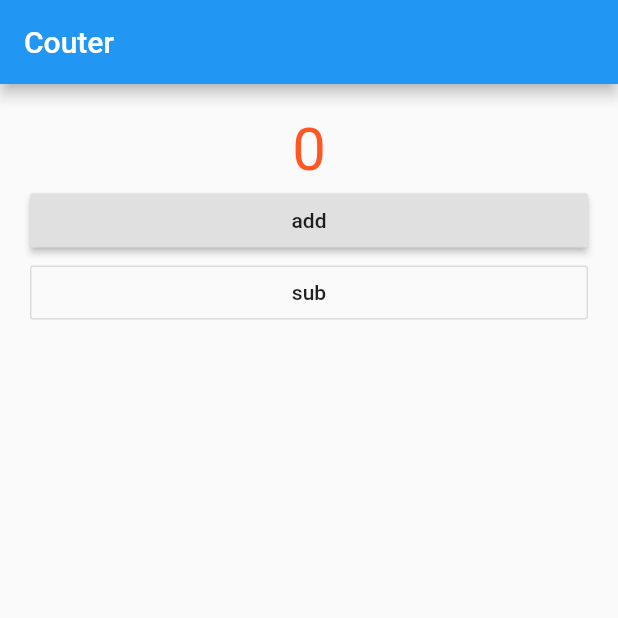
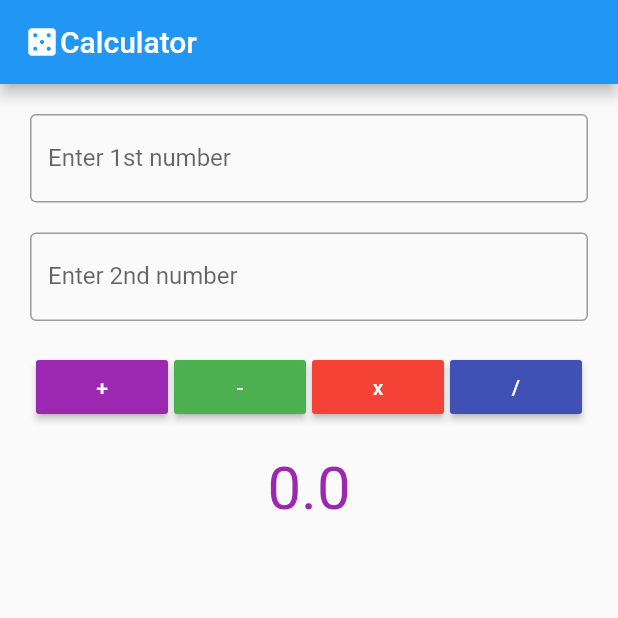
Before and after one commit to MyoSetPaing/FirstFlutterApp, a Flutter app: the screen it shows after launch, on a phone screen of 412 x 824 dp, the top half of it. Run offline on Flutter 3.47's test engine with Material 2 defaults, Android fonts, the phone set to English and light mode, and no system bars.

Commit message:
calculator

```diff
--- a/lib/main.dart
+++ b/lib/main.dart
@@ -1,69 +1,10 @@
 import 'package:flutter/material.dart';
+import 'package:flutter_app/my_home.dart';
 
-void main() {
-  runApp(MaterialApp(
-    home: MyApp(),
-  ));
+void main(){
+  runApp(
+    MaterialApp(
+      home: MyHome(),
+    )
+  );
 }
-
-class MyApp extends StatefulWidget {
-  @override
-  _MyAppState createState() => _MyAppState();
-}
-
-class _MyAppState extends State<MyApp> {
-  int count = 0;
-
-  @override
-  Widget build(BuildContext context) {
-    return Scaffold(
-      appBar: AppBar(
-        title: Text("Couter"),
-      ),
-      body: Container(
-        padding: EdgeInsets.all(20.0),
-        child: Column(
-          crossAxisAlignment: CrossAxisAlignment.stretch,
-          children: <Widget>[
-            Text(
-              count.toString(),
-              style: TextStyle(
-                fontSize: 40.0,
-                color: Colors.deepOrange,
-              ),
-              textAlign: TextAlign.center,
-            ),
-            RaisedButton(
-              onPressed: () {
-                setState(() {
-                  count++;
-
-                });
-              },
-              child: Text("add"),
-            ),
-            OutlineButton(
-              onPressed: () {
-                setState(() {
-                  count--;
-
-                });
-              },
-              child: Text("sub"),
-            )
-          ],
-        ),
-      ),
-//      floatingActionButton: FloatingActionButton(
-//        onPressed: () {
-//          setState(() {
-//            count ++ ;
-//
-//          });
-//          print(count);
-//        },
-//        child: Icon(Icons.add),
-//      ),
-    );
-  }
-}
--- /dev/null
+++ b/lib/my_home.dart
@@ -0,0 +1,146 @@
+import 'package:flutter/material.dart';
+
+class MyHome extends StatefulWidget {
+  @override
+  _MyHomeState createState() => _MyHomeState();
+}
+
+class _MyHomeState extends State<MyHome> {
+  double result = 0.0;
+  var firstController = TextEditingController();
+  var secondController = TextEditingController();
+
+  @override
+  Widget build(BuildContext context) {
+    return Scaffold(
+      appBar: AppBar(
+        title: titleWidget(),
+      ),
+      body: Container(
+        padding: EdgeInsets.only(left: 20, right: 20),
+        child: Column(
+          children: <Widget>[
+            SizedBox(
+              height: 20.0,
+            ),
+            firstTF(),
+            SizedBox(
+              height: 20.0,
+            ),
+            secondTF(),
+            SizedBox(
+              height: 20.0,
+            ),
+            calculateButtonWidget(),
+            SizedBox(
+              height: 20.0,
+            ),
+            Text(
+              "$result",
+              style: TextStyle(color: Colors.purple, fontSize: 40.0),
+            )
+          ],
+        ),
+      ),
+    );
+  }
+
+  _add() {
+    String str1 = firstController.text;
+    String str2 = secondController.text;
+    var num1 = double.parse(str1);
+    var num2 = double.parse(str2);
+    setState(() {
+      result = num1 + num2;
+    });
+  }
+
+  _sub() {
+    String str1 = firstController.text;
+    String str2 = secondController.text;
+    var num1 = double.parse(str1);
+    var num2 = double.parse(str2);
+    setState(() {
+      result = num1 - num2;
+    });
+  }
+
+  _mul() {
+    String str1 = firstController.text;
+    String str2 = secondController.text;
+    var num1 = double.parse(str1);
+    var num2 = double.parse(str2);
+    setState(() {
+      result = num1 * num2;
+    });
+  }
+
+  _div() {
+    String str1 = firstController.text;
+    String str2 = secondController.text;
+    var num1 = double.parse(str1);
+    var num2 = double.parse(str2);
+    setState(() {
+      result = num1 / num2;
+    });
+  }
+
+  Widget firstTF() {
+    return TextField(
+      controller: firstController,
+      decoration: InputDecoration(
+          labelText: "Enter 1st number", border: OutlineInputBorder()),
+      keyboardType: TextInputType.number,
+    );
+  }
+
+  Widget secondTF() {
+    return TextField(
+        controller: secondController,
+        decoration: InputDecoration(
+            labelText: "Enter 2nd number", border: OutlineInputBorder()),
+        keyboardType: TextInputType.number);
+  }
+
+  Widget calculateButtonWidget() {
+    return Row(
+      mainAxisAlignment: MainAxisAlignment.spaceEvenly,
+      children: <Widget>[
+        RaisedButton(
+          onPressed: _add,
+          child: Text("+"),
+          color: Colors.purple,
+          textColor: Colors.white,
+        ),
+        RaisedButton(
+          onPressed: _sub,
+          child: Text("-"),
+          color: Colors.green,
+          textColor: Colors.white,
+
+        ),
+        RaisedButton(
+          onPressed: _mul,
+          child: Text("x"),
+          color: Colors.red,
+          textColor: Colors.white,
+
+        ),
+        RaisedButton(
+          onPressed: _div,
+          child: Text("/"),
+          color: Colors.indigo,
+          textColor: Colors.white,
+
+        )
+      ],
+    );
+  }
+
+  Widget titleWidget() {
+    return Row(
+      mainAxisSize: MainAxisSize.min,
+      children: <Widget>[Icon(Icons.casino), Text("Calculator")],
+    );
+  }
+}
```
